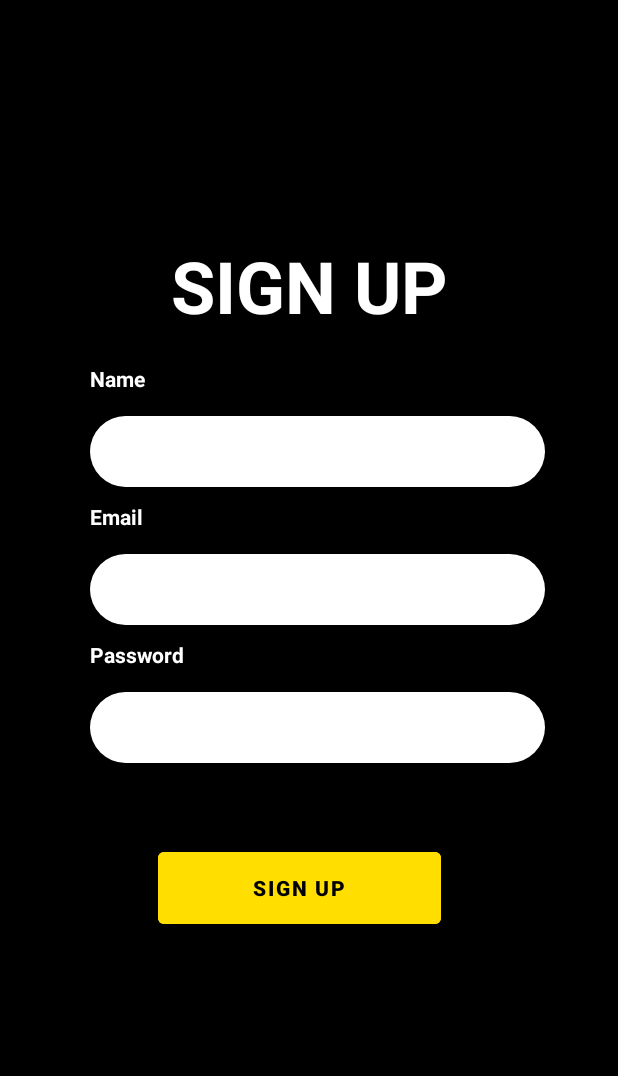
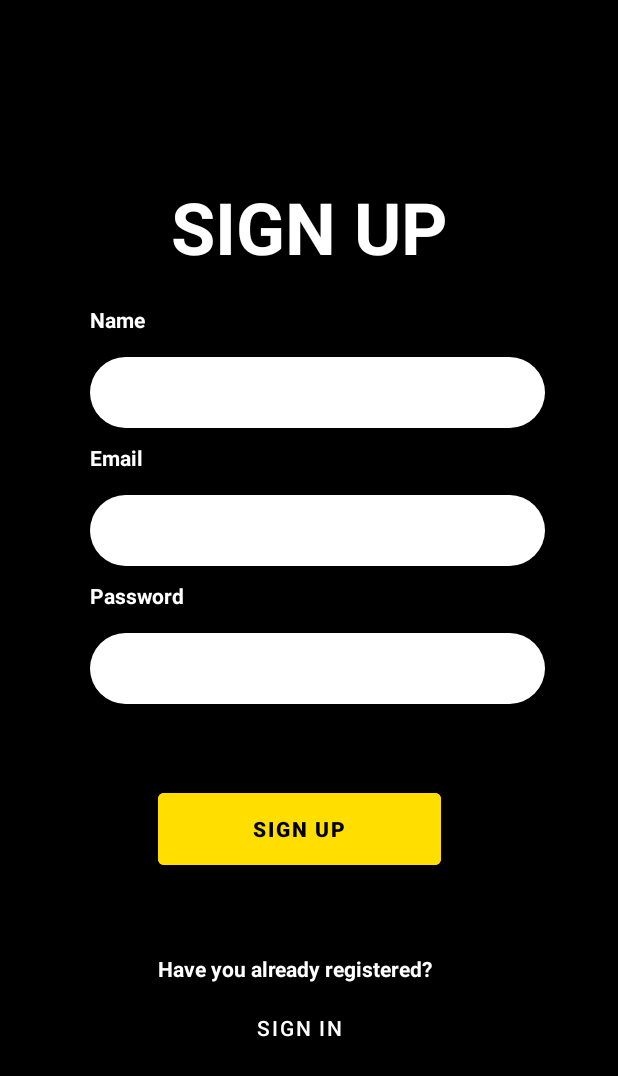
Before and after one commit to BrunoLujan/Faketagram-Frontend, an Android app: the SignUp screen opened directly, with no data from a screen before it, on a phone screen of 412 x 824 dp. Shown: the top 1076 px of the screen. Run offline under Robolectric (Android 15) with nearby library versions, the phone set to English and light mode, and no system bars.

Commit message:
Modificación e implementacion en las clases SignIn y SignUp

```diff
--- a/app/src/main/java/com/example/faketagram_app/SignUp.java
+++ b/app/src/main/java/com/example/faketagram_app/SignUp.java
@@ -2,13 +2,27 @@ package com.example.faketagram_app;
 
 import androidx.appcompat.app.AppCompatActivity;
 
+import android.content.Intent;
 import android.os.Bundle;
+import android.view.View;
+import android.widget.Button;
 
 public class SignUp extends AppCompatActivity {
+
+    Button btnGoToSignIn;
 
     @Override
     protected void onCreate(Bundle savedInstanceState) {
         super.onCreate(savedInstanceState);
         setContentView(R.layout.activity_sign_up);
+
+        btnGoToSignIn = (Button) findViewById(R.id.btnGoToSignIn);
+        btnGoToSignIn.setOnClickListener(new View.OnClickListener() {
+            @Override
+            public void onClick(View view) {
+                Intent intent = new Intent(SignUp.this, SignIn.class);
+                startActivity(intent);
+            }
+        });
     }
 }
--- a/app/src/main/res/layout/activity_sign_up.xml
+++ b/app/src/main/res/layout/activity_sign_up.xml
@@ -44,10 +44,7 @@
             android:ems="10"
             android:gravity="center"
             android:inputType="text"
-            android:maxLines="1"
-            app:layout_constraintEnd_toEndOf="parent"
-            app:layout_constraintHorizontal_bias="0.462"
-            app:layout_constraintStart_toStartOf="parent"/>
+            android:maxLines="1"/>
 
         <TextView
             android:layout_width="match_parent"
@@ -68,10 +65,7 @@
             android:ems="10"
             android:gravity="center"
             android:inputType="text"
-            android:maxLines="1"
-            app:layout_constraintEnd_toEndOf="parent"
-            app:layout_constraintHorizontal_bias="0.462"
-            app:layout_constraintStart_toStartOf="parent"/>
+            android:maxLines="1"/>
 
         <TextView
             android:layout_width="match_parent"
@@ -92,10 +86,7 @@
             android:ems="10"
             android:gravity="center"
             android:inputType="text"
-            android:maxLines="1"
-            app:layout_constraintEnd_toEndOf="parent"
-            app:layout_constraintHorizontal_bias="0.462"
-            app:layout_constraintStart_toStartOf="parent"/>
+            android:maxLines="1"/>
 
         <Button
             android:id="@+id/btnSignUp"
@@ -107,5 +98,22 @@
             android:text="Sign Up"
             android:textStyle="bold"
             android:textColor="@color/black"/>
+
+        <TextView
+            android:layout_width="269dp"
+            android:layout_height="wrap_content"
+            android:layout_marginHorizontal="95dp"
+            android:text="Have you already registered?"
+            android:textColor="#FFFFFFFF"
+            android:textStyle="bold" />
+
+        <Button
+            android:id="@+id/btnGoToSignIn"
+            android:layout_width="30mm"
+            android:layout_height="60dp"
+            android:layout_marginHorizontal="95dp"
+            android:text="SIGN IN"
+            android:textColor="@color/white"
+            android:backgroundTint="@color/black"/>
     </LinearLayout>
 </LinearLayout>
```
Also changed, not shown: app/src/main/java/com/example/faketagram_app/SignIn.java (+13 -2 lines), app/src/main/java/com/example/faketagram_app/ui/logout/LogoutFragment.java (+7 -0 lines), app/src/main/res/layout/activity_sign_in.xml (+23 -9 lines).
